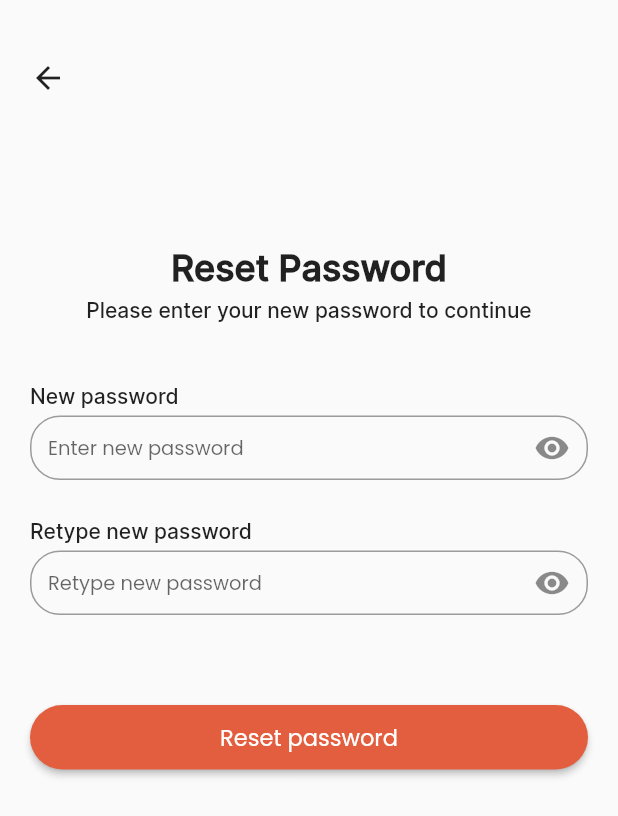
After one commit to pvqn/CS426-LeFrigo, a Flutter app: the NewPasswordPage screen opened directly, on a phone screen of 412 x 824 dp. The commit adds this screen. Shown: the top 816 px of the screen. Run offline on Flutter 3.47's test engine with Material 2 defaults, Android fonts, the light colour scheme and no system bars; our stand-ins replace country_picker, firebase_core, flutter_svg, google_fonts; accounts and stored records are empty; project files that could hold a hidden picture were left out.

Commit message:
update forgot password screen

```diff
--- /dev/null
+++ b/lib/forgot_password/password.dart
@@ -0,0 +1,224 @@
+import 'package:flutter/material.dart';
+import 'package:google_fonts/google_fonts.dart';
+
+class NewPassword extends StatelessWidget {
+  @override
+  Widget build(BuildContext context) {
+    return MaterialApp(
+      home: NewPasswordPage(),
+    );
+  }
+}
+
+class NewPasswordPage extends StatefulWidget {
+  @override
+  _NewPasswordState createState() => _NewPasswordState();
+}
+
+class _NewPasswordState extends State<NewPasswordPage> {
+  static final Color customColor = Color(0xFFE25E3E);
+
+  final TextEditingController _passwordController = TextEditingController();
+  final TextEditingController _passwordController1 = TextEditingController();
+  bool _isObscured = true;
+  bool _isObscured1 = true;
+  void _togglePasswordVisibility() {
+    setState(() {
+      _isObscured = !_isObscured;
+    });
+  }
+
+  void _togglePasswordVisibility1() {
+    setState(() {
+      _isObscured1 = !_isObscured1;
+    });
+  }
+
+  @override
+  Widget build(BuildContext context) {
+    return Directionality(
+      textDirection: TextDirection.ltr, // Set your desired text direction
+      child: Scaffold(
+        body: Center(
+            child: Container(
+          margin: EdgeInsets.only(left: 20, right: 20),
+          child: Column(
+            // Center vertically
+            children: [
+              SizedBox(
+                height: 40,
+              ),
+              Row(
+                mainAxisAlignment: MainAxisAlignment.start,
+                children: [
+                  GestureDetector(
+                    onTap: () {},
+                    child: Icon(
+                      Icons.arrow_back,
+                      size: 24,
+                    ),
+                  )
+                ],
+              ),
+              Expanded(
+                child: Column(
+                  mainAxisAlignment: MainAxisAlignment.start,
+                  children: [
+                    SizedBox(
+                      height: 100,
+                    ),
+                    Text(
+                      'Reset Password',
+                      style: GoogleFonts.inter(
+                          textStyle: TextStyle(
+                        fontSize: 24,
+                        fontWeight: FontWeight.bold,
+                      )),
+                    ),
+                    SizedBox(
+                      height: 5,
+                    ),
+                    Text(
+                      'Please enter your new password to continue',
+                      style: GoogleFonts.inter(
+                          textStyle: TextStyle(
+                              fontSize: 14, fontWeight: FontWeight.w500)),
+                    ),
+                    SizedBox(
+                      height: 40,
+                    ),
+                    Container(
+                      child: Column(
+                        crossAxisAlignment: CrossAxisAlignment.start,
+                        children: [
+                          Text('New password',
+                              style: GoogleFonts.inter(
+                                  textStyle: TextStyle(
+                                      fontSize: 14,
+                                      fontWeight: FontWeight.w500))),
+                          SizedBox(
+                            height: 5,
+                          ),
+                          Container(
+                            height:
+                                43.0, // Adjust the height of the email input box
+                            child: TextField(
+                              obscureText: _isObscured1,
+                              controller: _passwordController,
+                              decoration: InputDecoration(
+                                hintText: 'Enter new password',
+                                hintStyle: TextStyle(
+                                    fontFamily: 'Poppins',
+                                    fontSize:
+                                        13 // Apply the same font family to the label text
+                                    ),
+                                border: OutlineInputBorder(
+                                  borderSide: BorderSide(
+                                      color: Color(0xFFD9D9D9), width: 2.0),
+                                  borderRadius: BorderRadius.circular(
+                                      20.0), // Add rounded corners
+                                ),
+                                focusedBorder: OutlineInputBorder(
+                                  borderSide: BorderSide(
+                                      color: Colors.black, width: 2.0),
+                                  borderRadius: BorderRadius.circular(
+                                      20.0), // Add rounded corners
+                                ),
+                                contentPadding: EdgeInsets.symmetric(
+                                    vertical: 10.0, horizontal: 12.0),
+                                suffixIcon: IconButton(
+                                    onPressed: _togglePasswordVisibility,
+                                    icon: Icon(
+                                      _isObscured
+                                          ? Icons.visibility
+                                          : Icons.visibility_off,
+                                    )),
+                              ),
+                            ),
+                          ),
+                          SizedBox(
+                            height: 25,
+                          ),
+                          Text('Retype new password',
+                              style: GoogleFonts.inter(
+                                  textStyle: TextStyle(
+                                      fontSize: 14,
+                                      fontWeight: FontWeight.w500))),
+                          SizedBox(
+                            height: 5,
+                          ),
+                          Container(
+                            height:
+                                43.0, // Adjust the height of the email input box
+                            child: TextField(
+                              obscureText: _isObscured1,
+                              controller: _passwordController1,
+                              decoration: InputDecoration(
+                                hintText: 'Retype new password',
+                                hintStyle: TextStyle(
+                                    fontFamily: 'Poppins',
+                                    fontSize:
+                                        13 // Apply the same font family to the label text
+                                    ),
+                                border: OutlineInputBorder(
+                                  borderSide: BorderSide(
+                                      color: Color(0xFFD9D9D9), width: 2.0),
+                                  borderRadius: BorderRadius.circular(
+                                      20.0), // Add rounded corners
+                                ),
+                                focusedBorder: OutlineInputBorder(
+                                  borderSide: BorderSide(
+                                      color: Colors.black, width: 2.0),
+                                  borderRadius: BorderRadius.circular(
+                                      20.0), // Add rounded corners
+                                ),
+                                contentPadding: EdgeInsets.symmetric(
+                                    vertical: 10.0, horizontal: 12.0),
+                                suffixIcon: IconButton(
+                                    onPressed: _togglePasswordVisibility1,
+                                    icon: Icon(
+                                      _isObscured
+                                          ? Icons.visibility
+                                          : Icons.visibility_off,
+                                    )),
+                              ),
+                            ),
+                          ),
+                          SizedBox(
+                            height: 60,
+                          ),
+                          Container(
+                              width: double.infinity,
+                              height: 43,
+                              child: ElevatedButton(
+                                onPressed: () {
+                                  // Add your button's onPressed behavior here
+                                },
+                                child: Text('Reset password',
+                                    style: GoogleFonts.poppins(fontSize: 15)),
+                                style: ButtonStyle(
+                                  backgroundColor:
+                                      MaterialStateProperty.all<Color>(
+                                          customColor),
+                                  shape: MaterialStateProperty.all<
+                                      RoundedRectangleBorder>(
+                                    RoundedRectangleBorder(
+                                      borderRadius: BorderRadius.circular(
+                                          25.0), // Adjust the radius as needed
+                                    ),
+                                  ),
+                                ),
+                              )),
+                        ],
+                      ),
+                    )
+                  ],
+                ),
+              )
+            ],
+          ),
+        )),
+      ),
+    );
+  }
+}
--- a/lib/main.dart
+++ b/lib/main.dart
@@ -1,8 +1,10 @@
+import 'package:cs426final/forgot_password/password.dart';
 import 'package:flutter/material.dart';
 import 'package:firebase_core/firebase_core.dart';
 import 'firebase_options.dart';
 import 'package:cs426final/navigation_bar.dart';
 import 'package:cs426final/category.dart';
+import 'package:cs426final/forgot_password/verify_code.dart';
 
 Future main() async {
   WidgetsFlutterBinding.ensureInitialized();
@@ -14,7 +16,7 @@ Future main() async {
 
   // If the default initialization fails or you want to use custom options, fall back to custom options
 
-  runApp(Category());
+  runApp(VerifyCode());
 }
 
 class MainApp extends StatelessWidget {
```
Also changed, not shown: lib/change_password.dart (+35 -5 lines), lib/forgot_password/send_email.dart (added, +162 -0 lines), lib/forgot_password/successful_changed.dart (added, +100 -0 lines), lib/forgot_password/verify_code.dart (added, +160 -0 lines).
